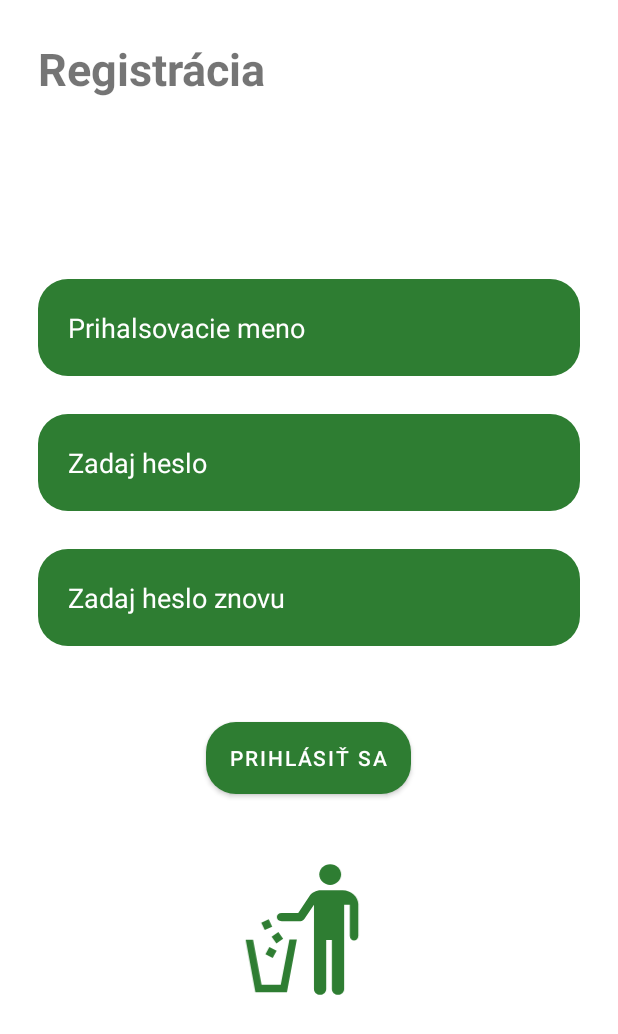
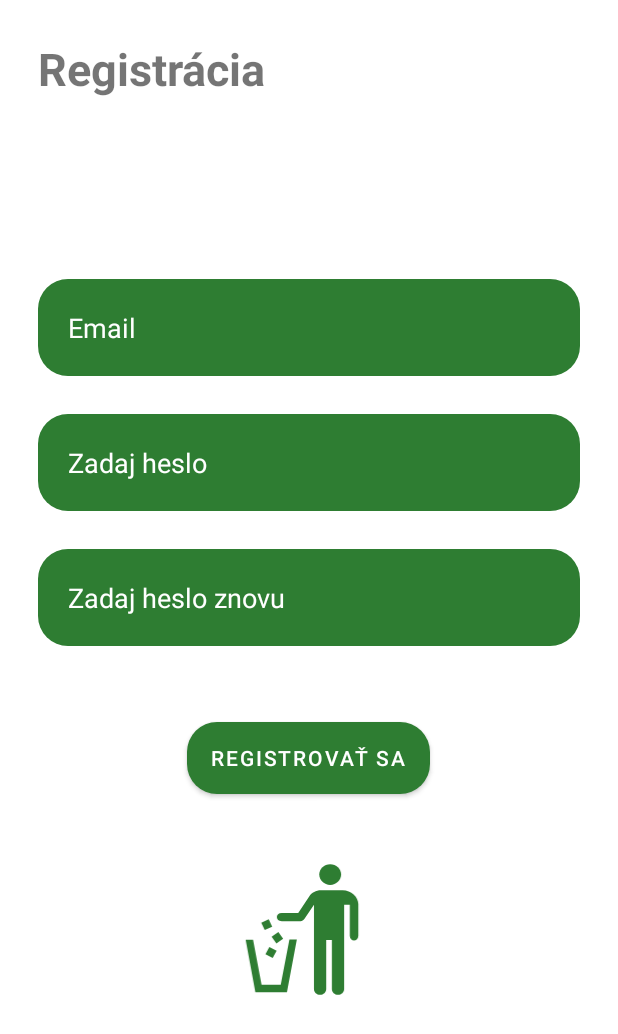
Before and after one commit to AlzbetaFekiacova/bp, an Android app: the layout fragment_registration.xml on its own in the app's theme, with its tools: preview values and no code run, on a phone screen of 412 x 824 dp. Shown: the top 1034 px of the screen. Run offline under Robolectric (Android 15) with nearby library versions, the phone set to English and light mode, and no system bars.

Commit message:
registration of a new user
new user can be registered, automatically logged in and can potentially add trash bins

```diff
--- a/app/build.gradle
+++ b/app/build.gradle
@@ -62,6 +62,8 @@ dependencies {
     // Add the dependency for the Firebase SDK for Google Analytics
     // When using the BoM, don't specify versions in Firebase dependencies
     implementation 'com.google.firebase:firebase-analytics-ktx'
+    // Declare the dependencies for any other desired Firebase products
+    implementation 'com.google.firebase:firebase-auth-ktx'
 
 
 }
--- a/app/src/main/res/layout/fragment_registration.xml
+++ b/app/src/main/res/layout/fragment_registration.xml
@@ -19,7 +19,7 @@
         />
 
     <EditText
-        android:id="@+id/editTxtNameRegister"
+        android:id="@+id/editTxtEmailRegister"
         android:layout_width="match_parent"
         android:layout_height="wrap_content"
         android:layout_below="@+id/txtViewRegisterTitle"
@@ -27,7 +27,7 @@
         android:layout_marginEnd="25dp"
         android:background="@drawable/et_style"
         android:hint="@string/name"
-        android:inputType="textPersonName"
+        android:inputType="textEmailAddress"
         android:minHeight="48dp"
         android:padding="20sp" />
 
@@ -35,7 +35,7 @@
         android:id="@+id/editTxtPasswordRegister"
         android:layout_width="match_parent"
         android:layout_height="wrap_content"
-        android:layout_below="@+id/editTxtNameRegister"
+        android:layout_below="@+id/editTxtEmailRegister"
         android:layout_marginStart="25dp"
         android:layout_marginTop="25dp"
         android:layout_marginEnd="25dp"
@@ -61,10 +61,10 @@
         android:padding="20sp" />
 
     <Button
-        android:id="@+id/button"
+        android:id="@+id/btn_register"
         android:layout_width="wrap_content"
         android:layout_height="wrap_content"
-        android:text="@string/log_in_txt"
+        android:text="@string/register"
         android:layout_below="@id/editTxtReenterPasswordRegister"
         android:layout_marginTop="25dp"
         android:layout_centerInParent="true"
@@ -78,7 +78,7 @@
         android:src="@drawable/ic_trash_310219"
         tools:layout_editor_absoluteX="123dp"
         tools:layout_editor_absoluteY="523dp"
-        android:layout_below="@id/button"
+        android:layout_below="@id/btn_register"
         android:layout_marginTop="5dp"
         android:layout_centerInParent="true"
         app:tint="@color/mild_green"
--- a/app/src/main/res/values/strings.xml
+++ b/app/src/main/res/values/strings.xml
@@ -19,7 +19,7 @@
     <string name="appInfo">Informácie o aplikácií</string>
     <string name="recycleInfo">Informácie o triedení</string>
     <string name="title_log_in">Prihlásenie</string>
-    <string name="name">Prihalsovacie meno</string>
+    <string name="name">Email</string>
     <string name="log_in_txt">Prihlásiť sa</string>
     <string name="textPassword">Zadaj heslo</string>
     <string name="title_register">Registrácia</string>
```
Also changed, not shown: app/src/main/java/sk/mpage/myapplication/MapFragment.kt (+15 -2 lines), app/src/main/java/sk/mpage/myapplication/RegistrationFragment.kt (+95 -41 lines), app/src/main/res/layout/fragment_login.xml (+5 -5 lines).
